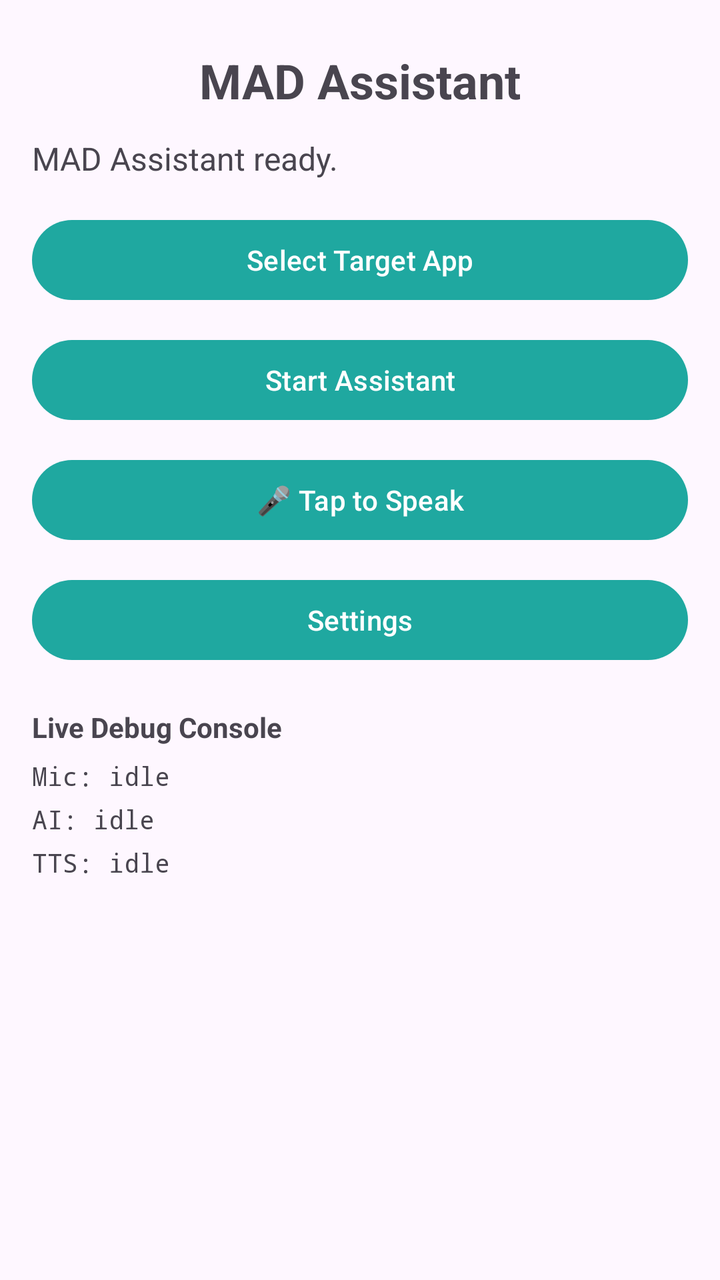
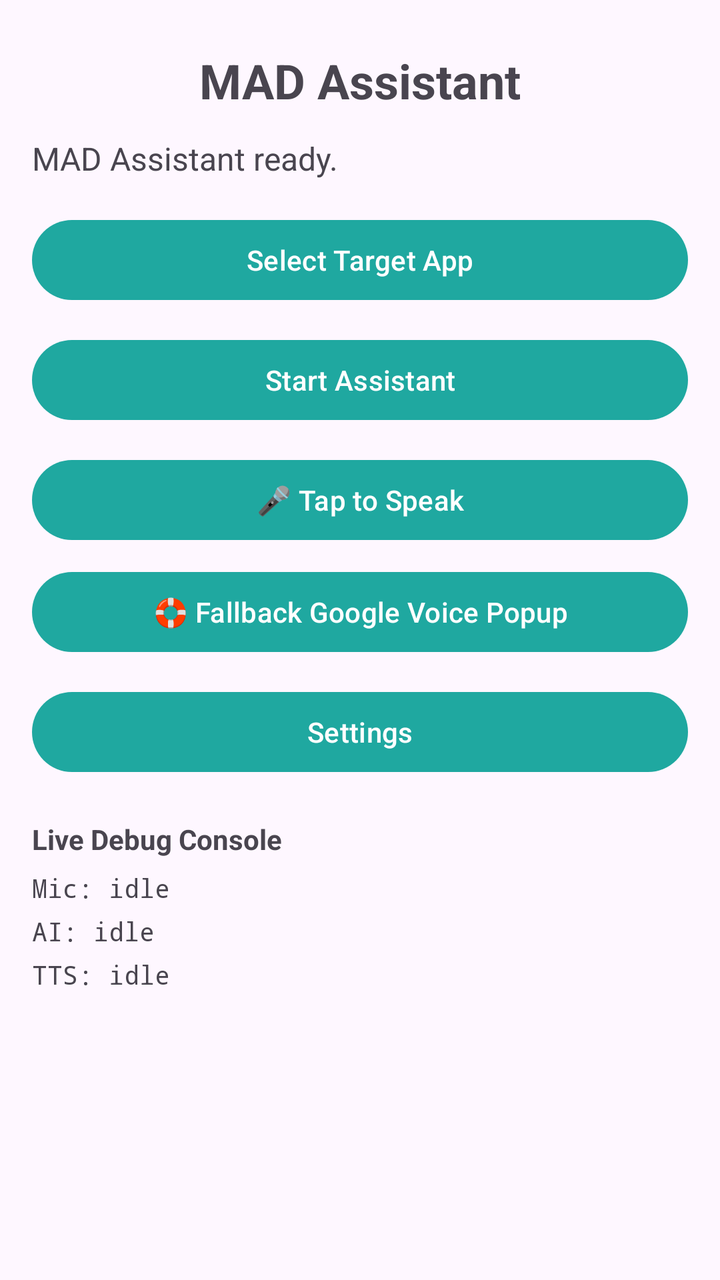

Before-and-after screenshots of an Android layout around one commit, followed by the original layout XML and the change that was made.
<!-- AndroidManifest.xml: application theme Theme.MADAssistant -->
<!-- res/layout/activity_main.xml -->
<?xml version="1.0" encoding="utf-8"?>
<ScrollView xmlns:android="http://schemas.android.com/apk/res/android"
    android:layout_width="match_parent"
    android:layout_height="match_parent"
    android:fillViewport="true">

    <LinearLayout
        android:layout_width="match_parent"
        android:layout_height="wrap_content"
        android:orientation="vertical"
        android:padding="16dp"
        android:gravity="center_horizontal">

        <TextView
            android:id="@+id/titleText"
            android:layout_width="wrap_content"
            android:layout_height="wrap_content"
            android:text="MAD Assistant"
            android:textSize="24sp"
            android:textStyle="bold"
            android:layout_marginTop="8dp" />

        <TextView
            android:id="@+id/statusText"
            android:layout_width="match_parent"
            android:layout_height="wrap_content"
            android:layout_marginTop="12dp"
            android:text="@string/status_idle"
            android:textSize="16sp" />

        <Button
            android:id="@+id/btnSelectTarget"
            android:layout_width="match_parent"
            android:layout_height="wrap_content"
            android:layout_marginTop="16dp"
            android:text="@string/btn_select_target" />

        <Button
            android:id="@+id/btnStart"
            android:layout_width="match_parent"
            android:layout_height="wrap_content"
            android:layout_marginTop="12dp"
            android:text="@string/btn_start" />

        <Button
            android:id="@+id/btnMic"
            android:layout_width="match_parent"
            android:layout_height="wrap_content"
            android:layout_marginTop="12dp"
            android:text="🎤 Tap to Speak" />

        <Button
            android:id="@+id/btnSettings"
            android:layout_width="match_parent"
            android:layout_height="wrap_content"
            android:layout_marginTop="12dp"
            android:text="@string/btn_settings" />

        
        <TextView
            android:layout_width="match_parent"
            android:layout_height="wrap_content"
            android:layout_marginTop="20dp"
            android:text="@string/debug_console_title"
            android:textSize="14sp"
            android:textStyle="bold" />

        <TextView
            android:id="@+id/micStatus"
            android:layout_width="match_parent"
            android:layout_height="wrap_content"
            android:layout_marginTop="6dp"
            android:text="@string/debug_mic"
            android:textSize="13sp"
            android:fontFamily="monospace" />

        <TextView
            android:id="@+id/aiStatus"
            android:layout_width="match_parent"
            android:layout_height="wrap_content"
            android:layout_marginTop="4dp"
            android:text="@string/debug_ai"
            android:textSize="13sp"
            android:fontFamily="monospace" />

        <TextView
            android:id="@+id/ttsStatus"
            android:layout_width="match_parent"
            android:layout_height="wrap_content"
            android:layout_marginTop="4dp"
            android:text="@string/debug_tts"
            android:textSize="13sp"
            android:fontFamily="monospace" />
    </LinearLayout>
</ScrollView>
<!-- resources referenced by this layout -->
<resources>
  <string name="btn_select_target">Select Target App</string>
  <string name="btn_settings">Settings</string>
  <string name="btn_start">Start Assistant</string>
  <string name="debug_ai">AI: idle</string>
  <string name="debug_console_title">Live Debug Console</string>
  <string name="debug_mic">Mic: idle</string>
  <string name="debug_tts">TTS: idle</string>
  <string name="status_idle">MAD Assistant ready.</string>
  <style name="Theme.MADAssistant" parent="Theme.Material3.DayNight.NoActionBar">
          <item name="colorPrimary">@color/accent_teal</item>
      </style>
  <color name="accent_teal">#1FA8A0</color>
</resources>

<!-- the commit's change to res/layout/activity_main.xml (unified diff, before → after) -->
@@ -50,6 +50,13 @@
             android:text="🎤 Tap to Speak" />
 
         <Button
+            android:id="@+id/btnFallbackMic"
+            android:layout_width="match_parent"
+            android:layout_height="wrap_content"
+            android:layout_marginTop="8dp"
+            android:text="🛟 Fallback Google Voice Popup" />
+
+        <Button
             android:id="@+id/btnSettings"
             android:layout_width="match_parent"
             android:layout_height="wrap_content"
